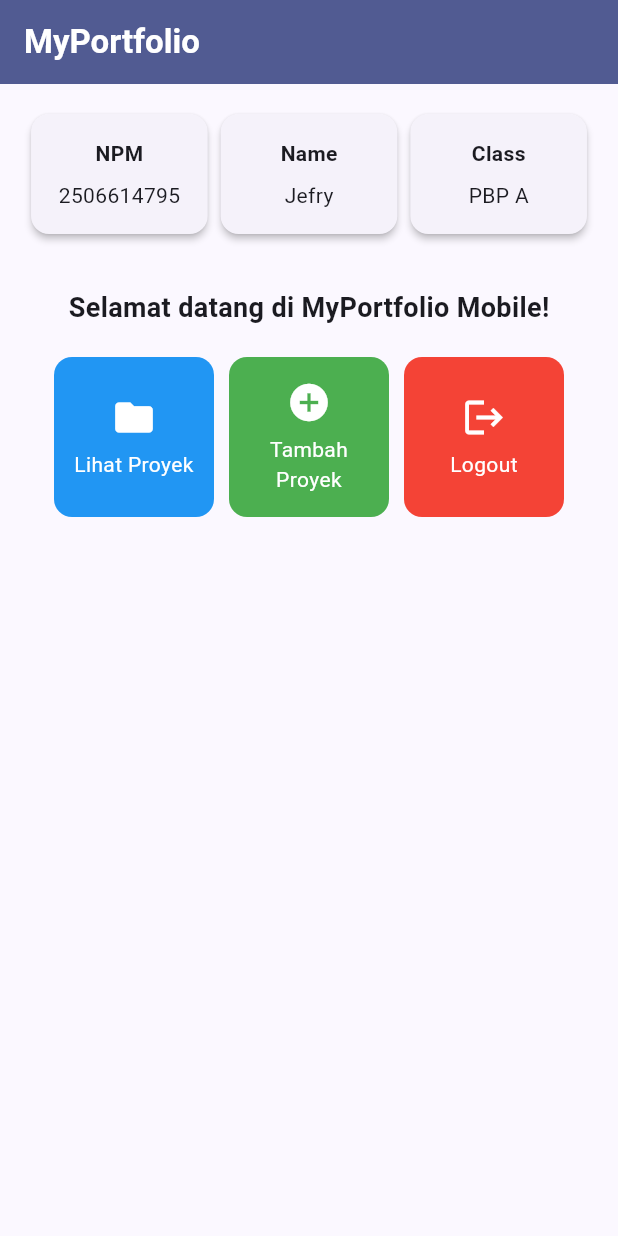
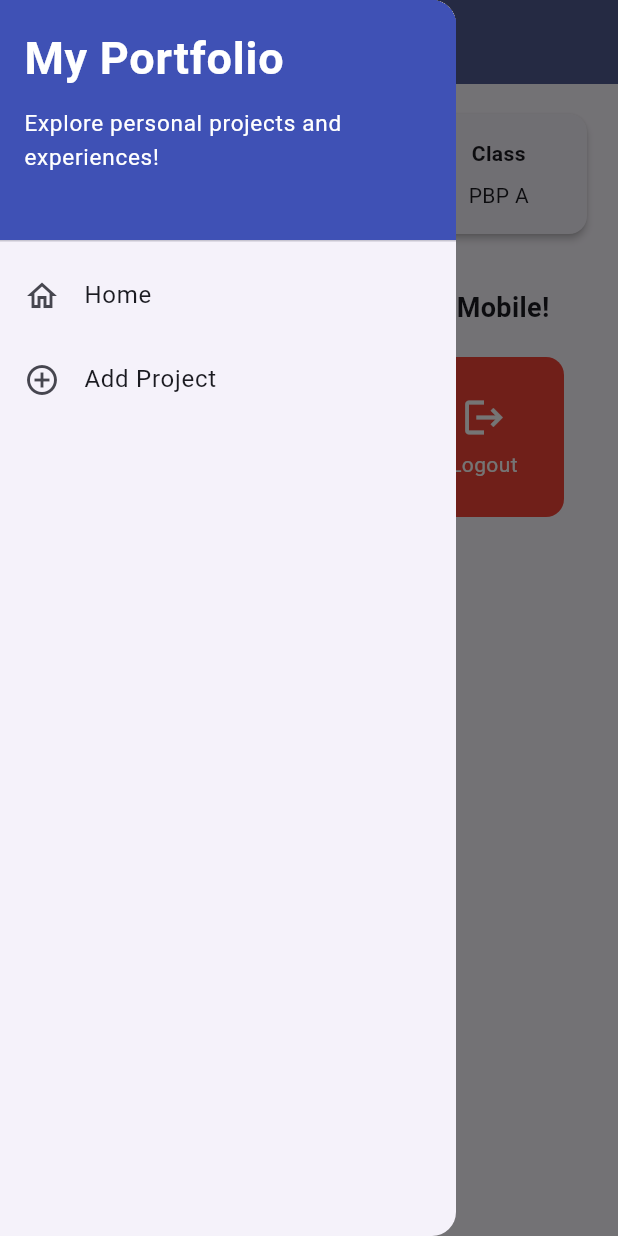
Before and after one commit to ujeeje/myportofolio_mobile, a Flutter app: the screen it shows after launch, with the side drawer open (before the commit the screen has no drawer), on a phone screen of 412 x 824 dp. Run offline on Flutter 3.47's test engine with Material 3 defaults, Android fonts, the phone set to English and light mode, and no system bars; our stand-ins replace material_ui.

Commit message:
Tutorial 9

```diff
--- a/lib/main.dart
+++ b/lib/main.dart
@@ -1,5 +1,5 @@
 import 'package:flutter/material.dart';
-import 'package:myportofolio_mobile/menu.dart';
+import 'package:myportofolio_mobile/screens/menu.dart';
 
 void main() {
   runApp(const MyApp());
--- a/lib/menu.dart
+++ b/lib/screens/menu.dart
@@ -1,4 +1,6 @@
 import 'package:flutter/material.dart';
+import 'package:myportofolio_mobile/widgets/left_drawer.dart';
+import 'package:myportofolio_mobile/widgets/project_card.dart';
 
 class MyHomePage extends StatelessWidget {
   MyHomePage({super.key});
@@ -27,7 +29,9 @@ class MyHomePage extends StatelessWidget {
           ),
         ),
         backgroundColor: Theme.of(context).colorScheme.primary,
+        iconTheme: const IconThemeData(color: Colors.white),
       ),
+      drawer: const LeftDrawer(),
       // Body halaman utama dengan padding di sekelilingnya.
       body: Padding(
         padding: const EdgeInsets.all(16.0),
@@ -115,58 +119,3 @@ class InfoCard extends StatelessWidget {
     );
   }
 }
-
-class ItemHomepage {
-  final String name;
-  final IconData icon;
-  final Color color;
-
-  ItemHomepage(this.name, this.icon, this.color);
-}
-
-class ItemCard extends StatelessWidget {
-  final ItemHomepage item;
-
-  const ItemCard(this.item, {super.key});
-
-  @override
-  Widget build(BuildContext context) {
-    return Material(
-      // Menggunakan warna sekunder dari skema tema aplikasi.
-      color: item.color,
-      borderRadius: BorderRadius.circular(12),
-      child: InkWell(
-        // Aksi ketika kartu ditekan oleh pengguna.
-        onTap: () {
-          // Menampilkan SnackBar dengan pesan interaktif.
-          ScaffoldMessenger.of(context)
-            ..hideCurrentSnackBar()
-            ..showSnackBar(
-              SnackBar(content: Text("Kamu telah menekan tombol ${item.name}!"))
-            );
-        },
-        child: Container(
-          padding: const EdgeInsets.all(8),
-          child: Center(
-            child: Column(
-              mainAxisAlignment: MainAxisAlignment.center,
-              children: [
-                Icon(
-                  item.icon,
-                  color: Colors.white,
-                  size: 30.0,
-                ),
-                const Padding(padding: EdgeInsets.all(3)),
-                Text(
-                  item.name,
-                  textAlign: TextAlign.center,
-                  style: const TextStyle(color: Colors.white),
-                ),
-              ],
-            ),
-          ),
-        ),
-      ),
-    );
-  }
-}
--- /dev/null
+++ b/lib/widgets/left_drawer.dart
@@ -0,0 +1,73 @@
+import 'package:material_ui/material_ui.dart';
+import 'package:myportofolio_mobile/screens/menu.dart';
+// TODO: Impor halaman ProjectFormPage jika sudah dibuat
+import 'package:myportofolio_mobile/screens/project_form.dart';
+
+class LeftDrawer extends StatelessWidget {
+  const LeftDrawer({super.key});
+
+  @override
+  Widget build(BuildContext context) {
+    return Drawer(
+      child: ListView(
+        children: [
+          const DrawerHeader(
+            // TODO: Bagian drawer header
+            decoration: BoxDecoration(
+              color: Colors.indigo,
+            ),
+            child: Column(
+              crossAxisAlignment: CrossAxisAlignment.start,
+              children: [
+                Text(
+                  'My Portfolio',
+                  style: TextStyle(
+                    fontSize: 30,
+                    fontWeight: FontWeight.bold,
+                    color: Colors.white,
+                  ),
+                ),
+                SizedBox(height: 10),
+                Text(
+                  'Explore personal projects and experiences!',
+                  style: TextStyle(
+                    fontSize: 15,
+                    color: Colors.white,
+                  ),
+                ),
+              ],
+            ),
+          ),
+          // TODO: Bagian routing
+          ListTile(
+            leading: const Icon(Icons.home_outlined),
+            title: const Text('Home'),
+            // Navigasi ke halaman utama portofolio
+            onTap: () {
+              Navigator.pushReplacement(
+                context,
+                MaterialPageRoute(
+                  builder: (context) => MyHomePage(),
+                ),
+              );
+            },
+          ),
+          ListTile(
+            leading: const Icon(Icons.add_circle_outline),
+            title: const Text('Add Project'),
+            // Navigasi ke halaman tambah proyek
+            onTap: () {
+              // TODO: Buatlah routing ke halaman ProjectFormPage yang akan dibuat nanti.
+              Navigator.pushReplacement(
+                context,
+                MaterialPageRoute(
+                  builder: (context) => const ProjectFormPage(),
+                ),
+              );
+            },
+          ),
+        ],
+      ),
+    );
+  }
+}
--- /dev/null
+++ b/lib/widgets/project_card.dart
@@ -0,0 +1,68 @@
+import 'package:material_ui/material_ui.dart';
+import 'package:myportofolio_mobile/screens/project_form.dart';
+
+class ItemHomepage {
+  final String name;
+  final IconData icon;
+  final Color color;
+
+  ItemHomepage(this.name, this.icon, this.color);
+}
+
+class ItemCard extends StatelessWidget {
+  final ItemHomepage item;
+
+  const ItemCard(this.item, {super.key});
+
+  @override
+  Widget build(BuildContext context) {
+    return Material(
+      // Menggunakan warna sekunder dari skema tema aplikasi.
+      color: item.color,
+      borderRadius: BorderRadius.circular(12),
+      child: InkWell(
+        // Aksi ketika kartu ditekan oleh pengguna.
+        onTap: () {
+          // Menampilkan SnackBar dengan pesan interaktif.
+          ScaffoldMessenger.of(context)
+            ..hideCurrentSnackBar()
+            ..showSnackBar(
+              SnackBar(content: Text("Kamu telah menekan tombol ${item.name}!"))
+            );
+
+          // Navigate ke halaman yang sesuai
+          if (item.name == "Tambah Proyek") {
+            // TODO: Gunakan Navigator.push() untuk melakukan navigasi ke MaterialPageRoute yang mencakup ProjectFormPage
+            Navigator.push(
+              context,
+              MaterialPageRoute(
+                builder: (context) => const ProjectFormPage(),
+              ),
+            );
+          }
+        },
+        child: Container(
+          padding: const EdgeInsets.all(8),
+          child: Center(
+            child: Column(
+              mainAxisAlignment: MainAxisAlignment.center,
+              children: [
+                Icon(
+                  item.icon,
+                  color: Colors.white,
+                  size: 30.0,
+                ),
+                const Padding(padding: EdgeInsets.all(3)),
+                Text(
+                  item.name,
+                  textAlign: TextAlign.center,
+                  style: const TextStyle(color: Colors.white),
+                ),
+              ],
+            ),
+          ),
+        ),
+      ),
+    );
+  }
+}
--- a/pubspec.yaml
+++ b/pubspec.yaml
@@ -34,6 +34,7 @@ dependencies:
   # The following adds the Cupertino Icons font to your application.
   # Use with the CupertinoIcons class for iOS style icons.
   cupertino_icons: ^1.0.8
+  material_ui: ^1.11.0
 
 dev_dependencies:
   flutter_test:
```
Also changed, not shown: lib/screens/project_form.dart (added, +218 -0 lines), analysis_options.yaml (line endings or trailing spaces), pubspec.lock, 81 other files.
